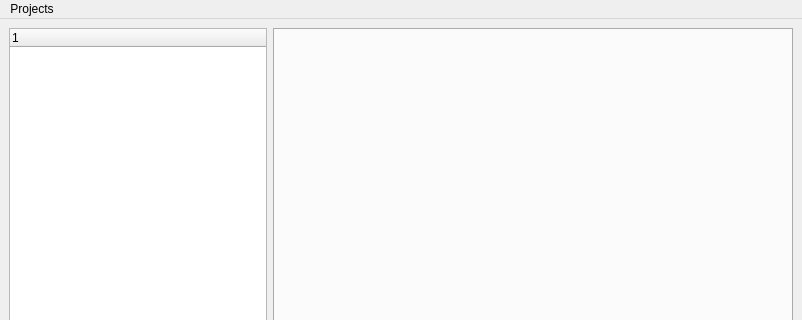
The window that src/SpyderMockUp/SpyderMockUp.ui (goanpeca/ATE.org) describes before a commit, drawn with Qt 5; both pictures show x 0 to 802 and y 0 to 320 of the 802 by 696 pixel window.
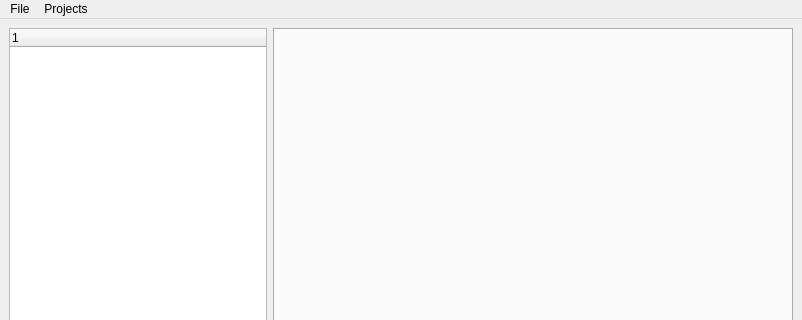
The same window after the commit.

What changed in the file:
```diff
--- a/src/SpyderMockUp/SpyderMockUp.ui
+++ b/src/SpyderMockUp/SpyderMockUp.ui
@@ -72,6 +72,13 @@
     <addaction name="actionClose_Project"/>
     <addaction name="actionDelete_Project"/>
    </widget>
+   <widget class="QMenu" name="menuFile_2">
+    <property name="title">
+     <string>File</string>
+    </property>
+    <addaction name="action_quit"/>
+   </widget>
+   <addaction name="menuFile_2"/>
    <addaction name="menuFile"/>
   </widget>
   <widget class="QStatusBar" name="statusbar"/>
```
Left out of the diff: 9 changed lines with no effect on the pictures.
